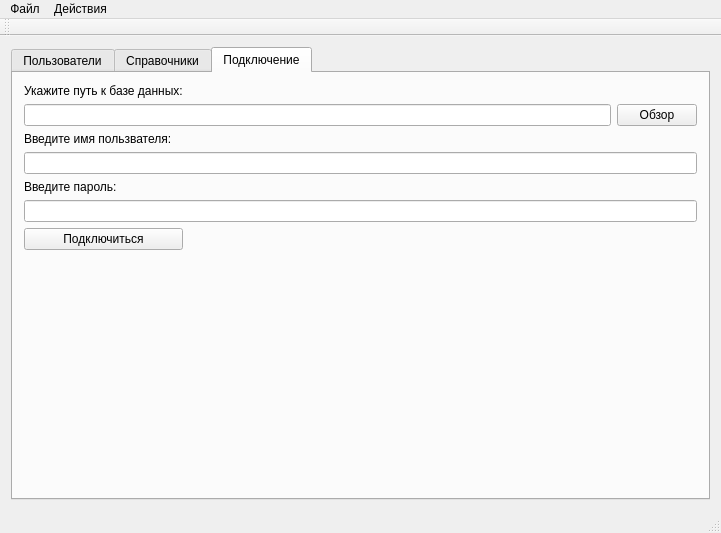
Evgeniykull/DataBase, file dataBaseFirebird/mainwindow.ui: the form before one commit.
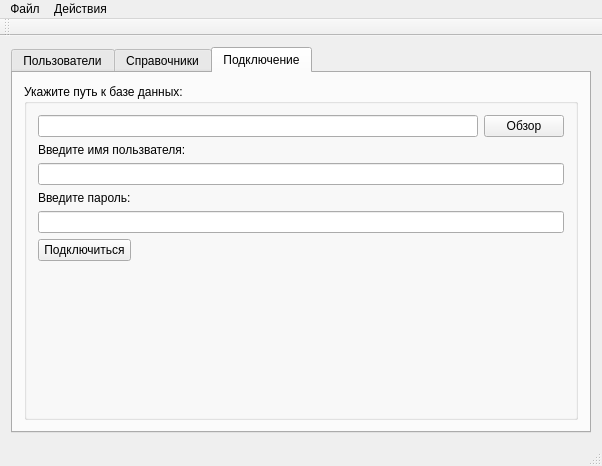
The form after the commit. The open tabs and pages were chosen to show the change.

```diff
--- a/dataBaseFirebird/mainwindow.ui
+++ b/dataBaseFirebird/mainwindow.ui
@@ -6,8 +6,8 @@
    <rect>
     <x>0</x>
     <y>0</y>
-    <width>721</width>
-    <height>533</height>
+    <width>602</width>
+    <height>466</height>
    </rect>
   </property>
   <property name="windowTitle">
@@ -143,15 +143,23 @@
        <attribute name="title">
         <string>Подключение</string>
        </attribute>
-       <layout class="QGridLayout" name="gridLayout_2">
+       <layout class="QGridLayout" name="gridLayout_6">
         <item row="0" column="0">
-         <widget class="QLabel" name="lblPath">
-          <property name="text">
+         <layout class="QVBoxLayout" name="verticalLayout">
+          <item>
+           <widget class="QGroupBox" name="groupBox">
+            <property name="title">
            <string>Укажите путь к базе данных:</string>
           </property>
-         </widget>
-        </item>
-        <item row="1" column="0" colspan="2">
+            <layout class="QGridLayout" name="gridLayout_2">
+             <item row="1" column="0" colspan="2">
+              <widget class="QLabel" name="lblUserName">
+               <property name="text">
+                <string>Введите имя пользвателя:</string>
+               </property>
+              </widget>
+             </item>
+             <item row="0" column="0" colspan="2">
          <layout class="QHBoxLayout" name="horizontalLayout">
           <item>
            <widget class="QLineEdit" name="lePath"/>
@@ -165,21 +173,14 @@
           </item>
          </layout>
         </item>
-        <item row="2" column="0">
-         <widget class="QLabel" name="lblUserName">
+             <item row="3" column="0">
+              <widget class="QLabel" name="lblPasord">
           <property name="text">
-           <string>Введите имя пользвателя:</string>
+                <string>Введите пароль:</string>
           </property>
          </widget>
         </item>
-        <item row="3" column="0" colspan="2">
-         <widget class="QLineEdit" name="leUserName">
-          <property name="clearButtonEnabled">
-           <bool>true</bool>
-          </property>
-         </widget>
-        </item>
-        <item row="7" column="0" colspan="2">
+             <item row="4" column="0" colspan="2">
          <widget class="QLineEdit" name="lePassword">
           <property name="echoMode">
            <enum>QLineEdit::Password</enum>
@@ -189,46 +190,51 @@
           </property>
          </widget>
         </item>
-        <item row="9" column="1">
-         <spacer name="verticalSpacer">
-          <property name="orientation">
-           <enum>Qt::Vertical</enum>
-          </property>
-          <property name="sizeHint" stdset="0">
-           <size>
-            <width>20</width>
-            <height>272</height>
-           </size>
-          </property>
-         </spacer>
-        </item>
-        <item row="4" column="0">
-         <widget class="QLabel" name="lblPasord">
-          <property name="text">
-           <string>Введите пароль:</string>
-          </property>
-         </widget>
-        </item>
-        <item row="8" column="0">
+             <item row="5" column="0">
          <widget class="QPushButton" name="pbConnect">
           <property name="text">
            <string>Подключиться</string>
           </property>
          </widget>
         </item>
-        <item row="8" column="1">
+             <item row="5" column="1">
          <spacer name="horizontalSpacer">
           <property name="orientation">
            <enum>Qt::Horizontal</enum>
           </property>
           <property name="sizeHint" stdset="0">
            <size>
-            <width>40</width>
+                 <width>443</width>
             <height>20</height>
            </size>
           </property>
          </spacer>
         </item>
+             <item row="6" column="1">
+              <spacer name="verticalSpacer">
+               <property name="orientation">
+                <enum>Qt::Vertical</enum>
+               </property>
+               <property name="sizeHint" stdset="0">
+                <size>
+                 <width>20</width>
+                 <height>40</height>
+                </size>
+               </property>
+              </spacer>
+             </item>
+             <item row="2" column="0" colspan="2">
+              <widget class="QLineEdit" name="leUserName">
+               <property name="clearButtonEnabled">
+                <bool>true</bool>
+               </property>
+              </widget>
+             </item>
+            </layout>
+           </widget>
+          </item>
+         </layout>
+        </item>
        </layout>
       </widget>
      </widget>
@@ -240,7 +246,7 @@
     <rect>
      <x>0</x>
      <y>0</y>
-     <width>721</width>
+     <width>602</width>
      <height>21</height>
     </rect>
    </property>
```
Left out of the diff: 20 changed lines with no effect on the pictures. Lines whose indentation alone changed are shown as unchanged.
